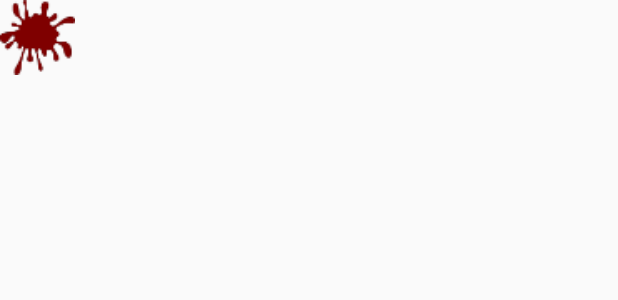
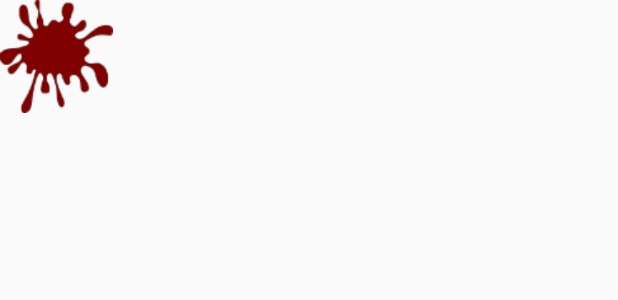
Before and after one commit to brendanAlbert/TheEscape, an Android app: the layout blood_layout.xml on its own in the app's theme, with its tools: preview values and no code run, on a phone screen of 412 x 824 dp. Shown: the top 300 px of the screen. Run offline under Robolectric (Android 15) with nearby library versions, the phone set to English and light mode, and no system bars.

Commit message:
Updated blood.png to use mdpi, this makes the blood splatter bigger.

```diff
--- a/app/src/main/java/edu/orangecoastcollege/escapethecatcher/GameActivity.java
+++ b/app/src/main/java/edu/orangecoastcollege/escapethecatcher/GameActivity.java
@@ -210,6 +210,10 @@ public class GameActivity extends AppCompatActivity
         if ( player.getRow() == zombie.getRow() && player.getCol() == zombie.getCol() )
         {
             losses++;
+            playerImageView = (ImageView) layoutInflater.inflate(R.layout.blood_layout, null);
+            playerImageView.setX(player.getCol() * SQUARE + OFFSET);
+            playerImageView.setY(player.getRow() * SQUARE + OFFSET);
+            activityGameRelativeLayout.addView(playerImageView);
             startNewGame();
         }
 
--- a/app/src/main/res/layout/blood_layout.xml
+++ b/app/src/main/res/layout/blood_layout.xml
@@ -1,9 +1,8 @@
 <?xml version="1.0" encoding="utf-8"?>
 <ImageView xmlns:android="http://schemas.android.com/apk/res/android"
-    android:layout_width="50dp"
-    android:layout_height="50dp"
+    android:layout_width="75dp"
+    android:layout_height="75dp"
     android:contentDescription="@string/blood"
-    android:src="@drawable/blood"
-    >
+    android:src="@drawable/blood" >
 
 </ImageView>
--- a/app/src/main/res/layout/player_layout.xml
+++ b/app/src/main/res/layout/player_layout.xml
@@ -3,6 +3,6 @@
            android:layout_width="50dp"
            android:layout_height="50dp"
            android:contentDescription="@string/player"
-           android:src="@drawable/male_player">
+           android:src="@drawable/female_player">
 
 </ImageView>
```
Also changed, not shown: app/src/main/res/drawable-mdpi/blood.png (renamed from app/src/main/res/drawable-xxhdpi/blood.png).
